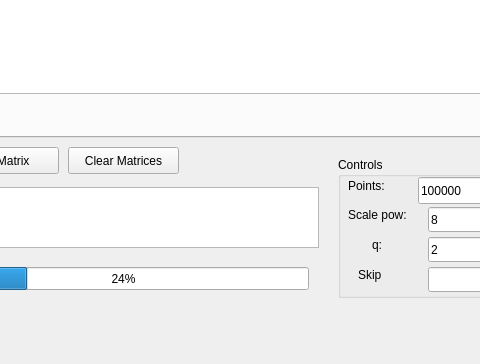
First picture: the form in mainwindow.ui, repository arkajad/fractals, before the edit; both pictures show x 92 to 572 and y 430 to 794 of the 1024 by 794 pixel window.
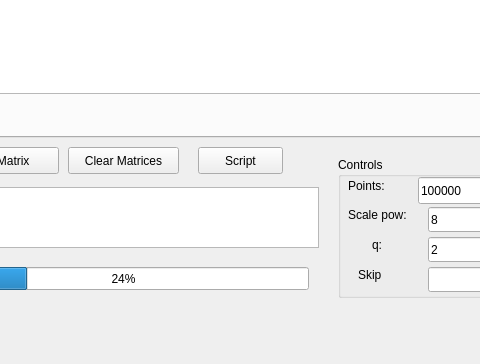
Second picture: the form after the edit. Custom widgets are drawn as their Qt base class.

```diff
--- a/mainwindow.ui
+++ b/mainwindow.ui
@@ -306,6 +306,19 @@
      <string>Status</string>
     </property>
    </widget>
+   <widget class="QPushButton" name="useScriptButton">
+    <property name="geometry">
+     <rect>
+      <x>290</x>
+      <y>560</y>
+      <width>85</width>
+      <height>27</height>
+     </rect>
+    </property>
+    <property name="text">
+     <string>Script</string>
+    </property>
+   </widget>
   </widget>
   <widget class="QMenuBar" name="menuBar">
    <property name="geometry">
```
Left out of the diff: 27 changed lines with no effect on the pictures.
